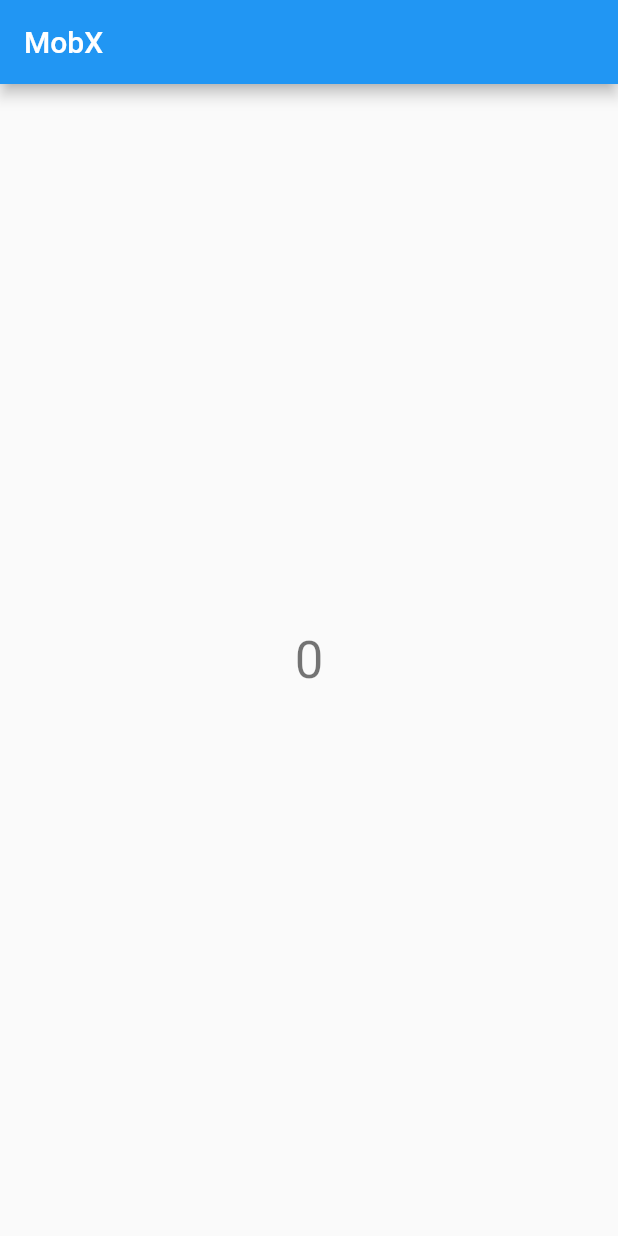
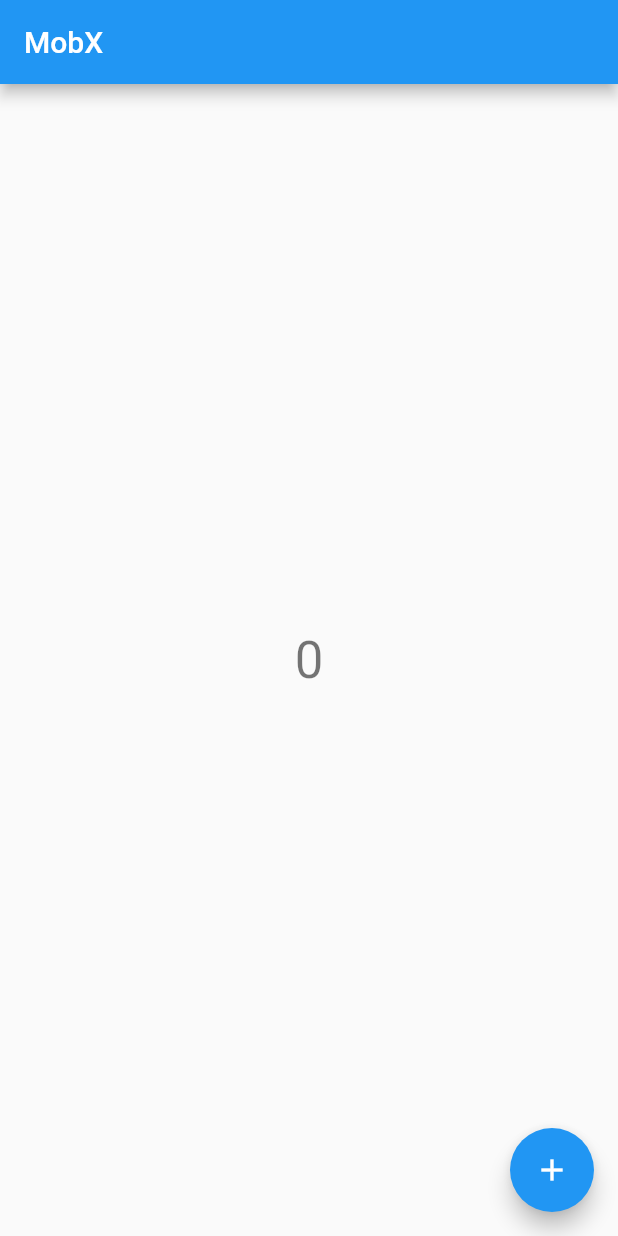
Before and after one commit to FelipeOFF/mobx_flutter, a Flutter app: the screen it shows after launch, on a phone screen of 412 x 824 dp. Run offline on Flutter 3.47's test engine with Material 2 defaults, Android fonts, the phone set to English and light mode, and no system bars; our stand-ins replace flutter_mobx, mobx.

Commit message:
add mobx to project

```diff
--- /dev/null
+++ b/lib/controller.dart
@@ -0,0 +1,15 @@
+import 'package:mobx/mobx.dart';
+
+class Controller {
+  var counter = Observable(0);
+
+  Action increment;
+
+  Controller() {
+    increment = Action(_increment);
+  }
+
+  _increment() {
+    counter.value = counter.value+1;
+  }
+}
--- a/lib/home.dart
+++ b/lib/home.dart
@@ -1,8 +1,10 @@
 import 'package:flutter/material.dart';
+import 'package:flutter_mobx/flutter_mobx.dart';
+
+import 'controller.dart';
 
 class MyHomePage extends StatelessWidget {
-
-  int counter = 0;
+  final controller = Controller();
 
   @override
   Widget build(BuildContext context) {
@@ -15,12 +17,22 @@ class MyHomePage extends StatelessWidget {
           child: Column(
             mainAxisAlignment: MainAxisAlignment.center,
             children: <Widget>[
-               Text(
-                 '$counter',
+              Observer(
+                builder: (BuildContext context) {
+                  return Text(
+                    '${controller.counter.value}',
                     style: Theme.of(context).textTheme.display1,
+                  );
+                },
               )
             ],
           ),
+        ),
+        floatingActionButton: FloatingActionButton(
+          onPressed: () {
+            controller.increment();
+          },
+          child: Icon(Icons.add),
         ),
       ),
     );
--- a/pubspec.yaml
+++ b/pubspec.yaml
@@ -19,6 +19,9 @@ environment:
 dependencies:
   flutter:
     sdk: flutter
+
+  mobx:
+  flutter_mobx:
 
   # The following adds the Cupertino Icons font to your application.
   # Use with the CupertinoIcons class for iOS style icons.
```
Also changed, not shown: pubspec.lock. Lines whose indentation alone changed are shown as unchanged.
